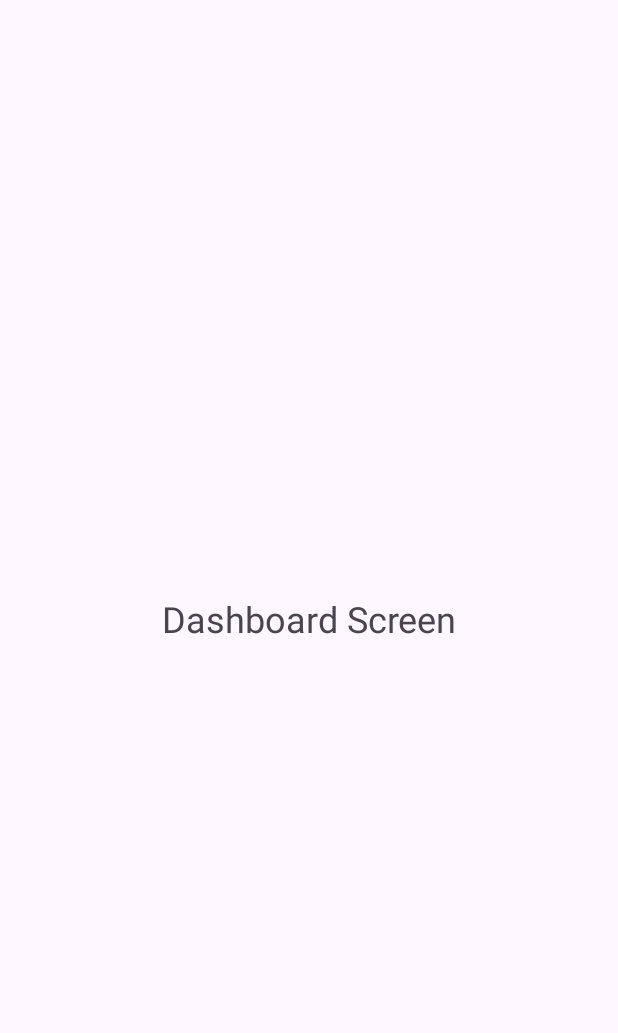
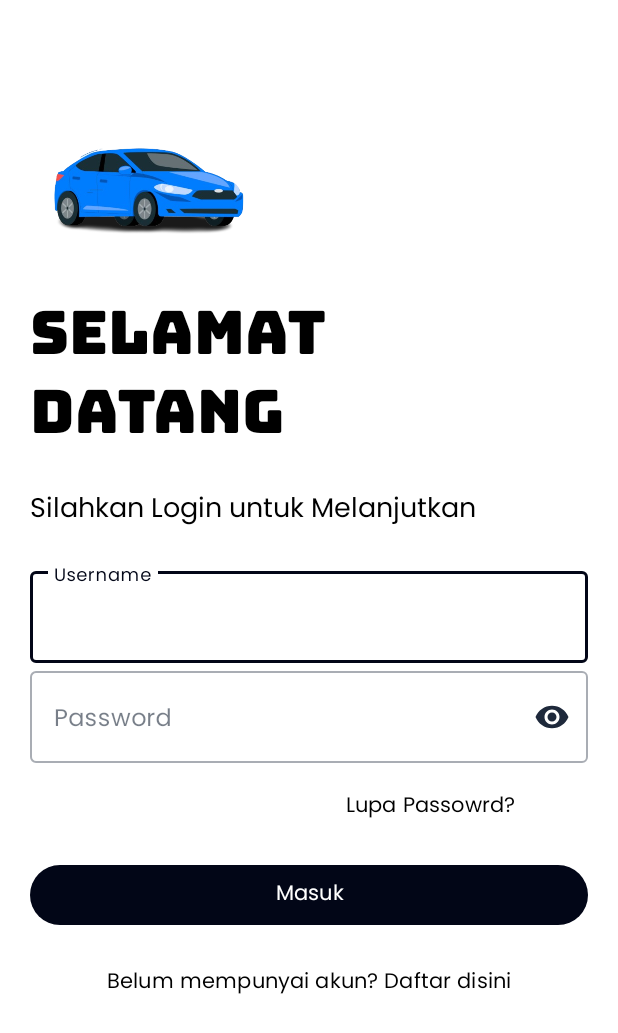
Before and after one commit to armandwipangestu/p5_android, an Android app: the screen it shows after launch (Dashboard before the commit, Login after it), on a phone screen of 412 x 824 dp. Shown: the top 1033 px of the screen. Run offline under Robolectric (Android 15) with nearby library versions, the phone set to English and light mode, and no system bars; Roboto replaces fonts that are not available here.

Commit message:
feat: add login screen

```diff
--- a/latihan/RentalMobil/app/build.gradle.kts
+++ b/latihan/RentalMobil/app/build.gradle.kts
@@ -36,6 +36,7 @@ dependencies {
     implementation("androidx.appcompat:appcompat:1.6.1")
     implementation("com.google.android.material:material:1.10.0")
     implementation("androidx.constraintlayout:constraintlayout:2.1.4")
+//    implementation("com.google.android.material:material:1.0.0")
     testImplementation("junit:junit:4.13.2")
     androidTestImplementation("androidx.test.ext:junit:1.1.5")
     androidTestImplementation("androidx.test.espresso:espresso-core:3.5.1")
--- a/latihan/RentalMobil/app/src/main/AndroidManifest.xml
+++ b/latihan/RentalMobil/app/src/main/AndroidManifest.xml
@@ -12,6 +12,9 @@
         android:supportsRtl="true"
         android:theme="@style/Theme.RentalMobil"
         tools:targetApi="31">
+        <activity
+            android:name=".Login"
+            android:exported="false" />
         <activity
             android:name=".Dashboard"
             android:exported="false" />
--- /dev/null
+++ b/latihan/RentalMobil/app/src/main/java/com/latihan/rentalmobil/Login.java
@@ -0,0 +1,16 @@
+package com.latihan.rentalmobil;
+
+import androidx.appcompat.app.AppCompatActivity;
+
+import android.os.Bundle;
+import android.view.WindowManager;
+
+public class Login extends AppCompatActivity {
+
+    @Override
+    protected void onCreate(Bundle savedInstanceState) {
+        super.onCreate(savedInstanceState);
+        getWindow().setFlags(WindowManager.LayoutParams.FLAG_FULLSCREEN, WindowManager.LayoutParams.FLAG_FULLSCREEN);
+        setContentView(R.layout.activity_login);
+    }
+}
--- a/latihan/RentalMobil/app/src/main/java/com/latihan/rentalmobil/MainActivity.java
+++ b/latihan/RentalMobil/app/src/main/java/com/latihan/rentalmobil/MainActivity.java
@@ -2,9 +2,12 @@ package com.latihan.rentalmobil;
 
 import androidx.appcompat.app.AppCompatActivity;
 
+import android.app.ActivityOptions;
 import android.content.Intent;
 import android.os.Bundle;
 import android.os.Handler;
+import android.util.Pair;
+import android.view.View;
 import android.view.WindowManager;
 import android.view.animation.Animation;
 import android.view.animation.AnimationUtils;
@@ -42,10 +45,17 @@ public class MainActivity extends AppCompatActivity {
         new Handler().postDelayed(new Runnable() {
             @Override
             public void run() {
-                Intent intent = new Intent(MainActivity.this, Dashboard.class);
-                startActivity(intent);
+                Intent intent = new Intent(MainActivity.this, Login.class);
+//                startActivity(intent);
 //                Remove Splash Screen Activity from list, so user can't back to splash screen when enter back button
-                finish();
+//                finish();
+
+                Pair[] pairs = new Pair[2];
+                pairs[0] = new Pair<View,String>(logo, "logo_image");
+                pairs[1] = new Pair<View,String>(title, "text_title");
+
+                ActivityOptions options = ActivityOptions.makeSceneTransitionAnimation(MainActivity.this, pairs);
+                startActivity(intent, options.toBundle());
             }
         }, SPLAH_SCREEN);
     }
--- /dev/null
+++ b/latihan/RentalMobil/app/src/main/res/font/bungee.xml
@@ -0,0 +1,7 @@
+<?xml version="1.0" encoding="utf-8"?>
+<font-family xmlns:app="http://schemas.android.com/apk/res-auto"
+        app:fontProviderAuthority="com.google.android.gms.fonts"
+        app:fontProviderPackage="com.google.android.gms"
+        app:fontProviderQuery="Bungee"
+        app:fontProviderCerts="@array/com_google_android_gms_fonts_certs">
+</font-family>
--- /dev/null
+++ b/latihan/RentalMobil/app/src/main/res/layout/activity_login.xml
@@ -0,0 +1,113 @@
+<?xml version="1.0" encoding="utf-8"?>
+<LinearLayout xmlns:android="http://schemas.android.com/apk/res/android"
+    xmlns:app="http://schemas.android.com/apk/res-auto"
+    xmlns:tools="http://schemas.android.com/tools"
+    android:layout_width="match_parent"
+    android:layout_height="match_parent"
+    tools:context=".Login"
+    android:orientation="vertical"
+    android:background="#fff"
+    android:padding="20dp">
+
+    <ImageView
+        android:id="@+id/logo_image"
+        android:layout_width="150dp"
+        android:layout_height="150dp"
+        android:transitionName="logo_image"
+        android:src="@drawable/rental_mobil_logo_mini"/>
+
+    <TextView
+        android:id="@+id/title"
+        android:layout_width="wrap_content"
+        android:layout_height="wrap_content"
+        android:fontFamily="@font/bungee"
+        android:text="Selamat Datang"
+        android:transitionName="text_title"
+        android:textSize="40sp"
+        android:textColor="#000"/>
+
+    <TextView
+        android:id="@+id/tagline_name"
+        android:layout_width="wrap_content"
+        android:layout_height="wrap_content"
+        android:text="Silahkan Login untuk Melanjutkan"
+        android:textSize="18sp"
+        android:fontFamily="@font/poppins"
+        android:textColor="#000"/>
+
+    <LinearLayout
+        android:layout_width="match_parent"
+        android:layout_height="wrap_content"
+        android:layout_marginTop="20dp"
+        android:layout_marginBottom="20dp"
+        android:orientation="vertical">
+
+        <com.google.android.material.textfield.TextInputLayout
+            android:id="@+id/username"
+            android:layout_width="match_parent"
+            android:layout_height="wrap_content"
+            style="@style/Widget.MaterialComponents.TextInputLayout.OutlinedBox"
+            >
+
+            <com.google.android.material.textfield.TextInputEditText
+                android:layout_width="match_parent"
+                android:layout_height="wrap_content"
+                android:fontFamily="@font/poppins"
+                android:hint="Username"
+                android:textColor="@color/black"/>
+
+        </com.google.android.material.textfield.TextInputLayout>
+
+        <com.google.android.material.textfield.TextInputLayout
+            android:id="@+id/password"
+            android:layout_width="match_parent"
+            android:layout_height="wrap_content"
+            style="@style/Widget.MaterialComponents.TextInputLayout.OutlinedBox"
+            app:passwordToggleEnabled="true"
+            app:passwordToggleTint="@color/colorOnSurface">
+
+            <com.google.android.material.textfield.TextInputEditText
+                android:layout_width="match_parent"
+                android:layout_height="wrap_content"
+                android:inputType="textPassword"
+                android:fontFamily="@font/poppins"
+                android:hint="Password"
+                android:textColor="@color/black"/>
+
+        </com.google.android.material.textfield.TextInputLayout>
+
+        <Button
+            android:layout_width="200dp"
+            android:layout_height="wrap_content"
+            android:background="#00000000"
+            android:textColor="#000"
+            android:text="Lupa Passowrd?"
+            android:layout_gravity="right"
+            android:elevation="0dp"
+            android:layout_margin="5dp"
+            android:fontFamily="@font/poppins"/>
+
+        <Button
+            android:layout_width="match_parent"
+            android:layout_height="wrap_content"
+            android:text="Masuk"
+            android:textColor="#fff"
+            android:layout_marginTop="5dp"
+            android:layout_marginBottom="5dp"
+            android:fontFamily="@font/poppins"
+            />
+
+        <Button
+            android:layout_width="match_parent"
+            android:layout_height="wrap_content"
+            android:background="#00000000"
+            android:textColor="#000"
+            android:text="Belum mempunyai akun? Daftar disini"
+            android:layout_gravity="right"
+            android:elevation="0dp"
+            android:layout_margin="5dp"
+            android:fontFamily="@font/poppins"/>
+
+    </LinearLayout>
+
+</LinearLayout>
--- a/latihan/RentalMobil/app/src/main/res/layout/activity_main.xml
+++ b/latihan/RentalMobil/app/src/main/res/layout/activity_main.xml
@@ -15,7 +15,8 @@
         android:layout_marginStart="40dp"
         android:layout_marginTop="-30dp"
         android:layout_marginEnd="40dp"
-        android:src="@drawable/rental_mobil_logo"
+        android:src="@drawable/rental_mobil_logo_mini"
+        android:transitionName="logo_image"
         app:layout_constraintEnd_toEndOf="parent"
         app:layout_constraintHorizontal_bias="0.0"
         app:layout_constraintStart_toStartOf="parent"
@@ -30,6 +31,7 @@
         android:textAlignment="center"
         android:textColor="@color/white"
         android:textSize="50sp"
+        android:transitionName="text_title"
         app:layout_constraintBottom_toBottomOf="@id/logo"
         app:layout_constraintEnd_toEndOf="parent"
         app:layout_constraintHorizontal_bias="0.0"
--- a/latihan/RentalMobil/app/src/main/res/values-night/themes.xml
+++ b/latihan/RentalMobil/app/src/main/res/values-night/themes.xml
@@ -3,5 +3,13 @@
     <style name="Base.Theme.RentalMobil" parent="Theme.Material3.DayNight.NoActionBar">
         <!-- Customize your dark theme here. -->
         <!-- <item name="colorPrimary">@color/my_dark_primary</item> -->
+        <item name="colorPrimary">@color/colorPrimary</item>
+        <item name="colorOnSurface">@color/colorOnSurface</item>
+<!--        <item name="colorOutline">@color/colorOutline</item>-->
+<!--        <item name="colorPrimaryDark">@color/colorPrimaryDark</item>-->
+<!--        <item name="colorAccent">@color/colorAccent</item>-->
+
+        <item name="android:windowContentTransitions">true</item>
     </style>
+    <style name="Theme.RentalMobil" parent="Base.Theme.RentalMobil" />
 </resources>
--- a/latihan/RentalMobil/app/src/main/res/values/colors.xml
+++ b/latihan/RentalMobil/app/src/main/res/values/colors.xml
@@ -2,4 +2,9 @@
 <resources>
     <color name="black">#FF000000</color>
     <color name="white">#FFFFFFFF</color>
+    <color name="colorPrimary">#020617</color>
+    <color name="colorOnSurface">#1e293b</color>
+    <color name="colorOutline">#1e293b</color>
+    <color name="colorPrimaryDark">#020617</color>
+    <color name="colorAccent">#FF000000</color>
 </resources>
--- a/latihan/RentalMobil/app/src/main/res/values/preloaded_fonts.xml
+++ b/latihan/RentalMobil/app/src/main/res/values/preloaded_fonts.xml
@@ -3,6 +3,7 @@
     <array name="preloaded_fonts" translatable="false">
         <item>@font/antic</item>
         <item>@font/bangers</item>
+        <item>@font/bungee</item>
         <item>@font/poppins</item>
     </array>
 </resources>
--- a/latihan/RentalMobil/app/src/main/res/values/styles.xml
+++ b/latihan/RentalMobil/app/src/main/res/values/styles.xml
@@ -1,10 +1,10 @@
 <?xml version="1.0" encoding="utf-8"?>
 <resources>
-<!--    Base application theme.-->
-    <style name="AppTheme" parent="Theme.AppCompat.Light.NoActionBar">
-<!--        Customize your theme here.-->
-<!--        <item name="colorPrimary">@color/colorPrimary</item>-->
-<!--        <item name="colorPrimaryDark">@color/colorPrimaryDark</item>-->
-<!--        <item name="colorAccent">@color/colorAccent</item>-->
-    </style>
+    <!--    Base application theme.-->
+<!--    <style name="AppTheme" parent="Theme.AppCompat.Light.NoActionBar">-->
+        <!--        Customize your theme here.-->
+        <!--        <item name="colorPrimary">@color/colorPrimary</item>-->
+        <!--        <item name="colorPrimaryDark">@color/colorPrimaryDark</item>-->
+        <!--        <item name="colorAccent">@color/colorAccent</item>-->
+<!--    </style>-->
 </resources>
--- a/latihan/RentalMobil/app/src/main/res/values/themes.xml
+++ b/latihan/RentalMobil/app/src/main/res/values/themes.xml
@@ -3,6 +3,13 @@
     <style name="Base.Theme.RentalMobil" parent="Theme.Material3.DayNight.NoActionBar">
         <!-- Customize your light theme here. -->
         <!-- <item name="colorPrimary">@color/my_light_primary</item> -->
+        <item name="colorPrimary">@color/colorPrimary</item>
+        <item name="colorOnSurface">@color/colorOnSurface</item>
+<!--        <item name="colorOutline">@color/colorOutline</item>-->
+<!--        <item name="colorPrimaryDark">@color/colorPrimaryDark</item>-->
+<!--        <item name="colorAccent">@color/colorAccent</item>-->
+
+        <item name="android:windowContentTransitions">true</item>
     </style>
 
     <style name="Theme.RentalMobil" parent="Base.Theme.RentalMobil" />
```
Also changed, not shown: latihan/RentalMobil/app/src/main/res/drawable/rental_mobil_logo.png, latihan/RentalMobil/app/src/main/res/drawable/rental_mobil_logo_mini.png (added).
